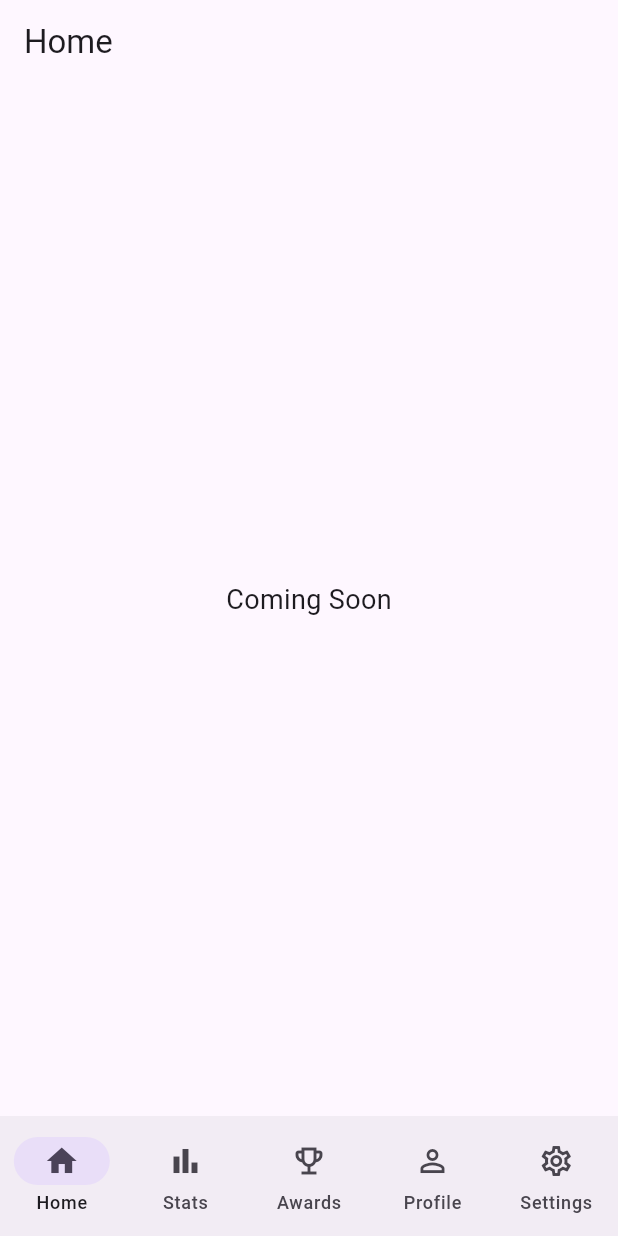
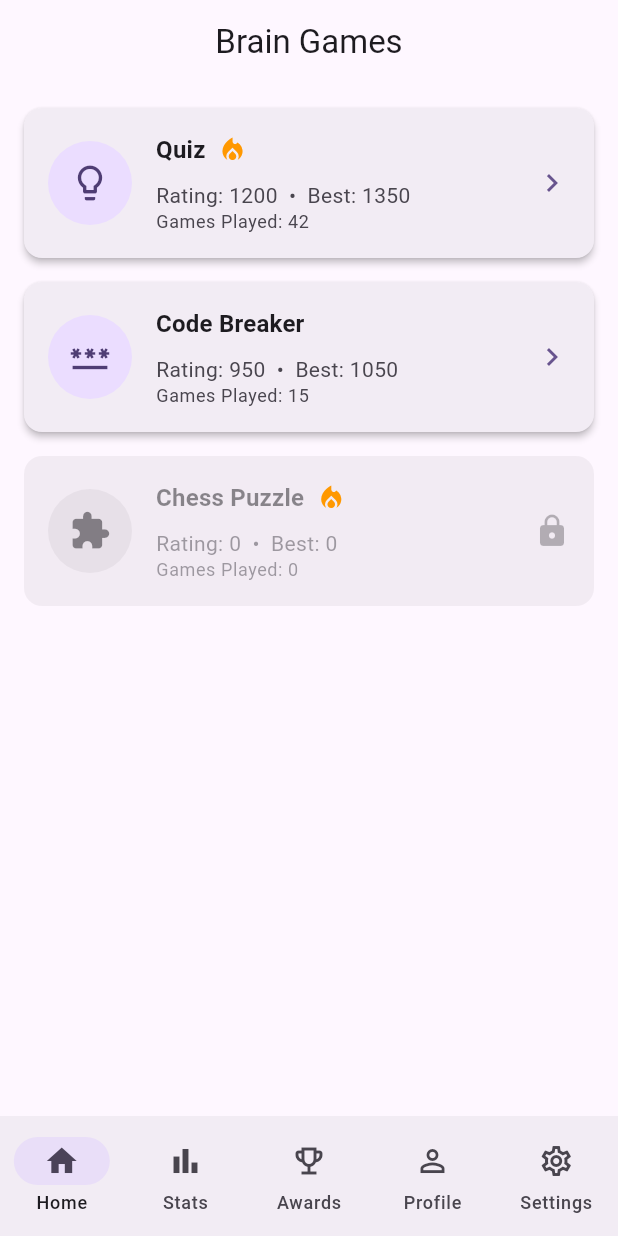
Before and after one commit to rmp7439/brain_games, a Flutter app: the screen it shows after launch, on a phone screen of 412 x 824 dp. Run offline on Flutter 3.47's test engine with Material 3 defaults, Android fonts, the phone set to English and light mode, and no system bars; our stand-ins replace flutter_riverpod, go_router.

Commit message:
added game provider

```diff
--- a/lib/core/router/app_router.dart
+++ b/lib/core/router/app_router.dart
@@ -28,6 +28,22 @@ final appRouterProvider = Provider<GoRouter>((ref) {
           StatefulShellBranch(routes: [GoRoute(path: '/settings', builder: (context, state) => const SettingsPage())]),
         ],
       ),
+      // Inline routes to prevent crashes without needing extra files
+      GoRoute(
+        path: '/quiz',
+        parentNavigatorKey: rootNavigatorKey,
+        builder: (context, state) => Scaffold(appBar: AppBar(title: const Text('Quiz'))),
+      ),
+      GoRoute(
+        path: '/code_breaker',
+        parentNavigatorKey: rootNavigatorKey,
+        builder: (context, state) => Scaffold(appBar: AppBar(title: const Text('Code Breaker'))),
+      ),
+      GoRoute(
+        path: '/chess_puzzle',
+        parentNavigatorKey: rootNavigatorKey,
+        builder: (context, state) => Scaffold(appBar: AppBar(title: const Text('Chess Puzzle'))),
+      ),
     ],
   );
 });
--- a/lib/features/home/home_page.dart
+++ b/lib/features/home/home_page.dart
@@ -1,14 +1,32 @@
 import 'package:flutter/material.dart';
+import 'package:flutter_riverpod/flutter_riverpod.dart';
+import 'package:go_router/go_router.dart';
 
-class HomePage extends StatelessWidget {
+import '../../shared/widgets/game_card.dart';
+import 'providers/games_provider.dart';
+
+class HomePage extends ConsumerWidget {
   const HomePage({super.key});
 
   @override
-  Widget build(BuildContext context) {
+  Widget build(BuildContext context, WidgetRef ref) {
+    final games = ref.watch(gamesProvider);
+
     return Scaffold(
-      appBar: AppBar(title: const Text('Home')),
-      body: const Center(
-        child: Text('Coming Soon', style: TextStyle(fontSize: 18)),
+      appBar: AppBar(
+        title: const Text('Brain Games'),
+        centerTitle: true,
+      ),
+      body: ListView.builder(
+        padding: const EdgeInsets.symmetric(vertical: 8.0),
+        itemCount: games.length,
+        itemBuilder: (context, index) {
+          final game = games[index];
+          return GameCard(
+            game: game,
+            onTap: () => context.go(game.routePath),
+          );
+        },
       ),
     );
   }
--- /dev/null
+++ b/lib/features/home/providers/games_provider.dart
@@ -0,0 +1,42 @@
+import 'package:flutter/material.dart';
+import 'package:flutter_riverpod/flutter_riverpod.dart';
+
+import '../../../shared/models/game_model.dart';
+
+final gamesProvider = Provider<List<GameModel>>((ref) {
+  return const [
+    GameModel(
+      id: 'quiz',
+      name: 'Quiz',
+      icon: Icons.lightbulb_outline,
+      currentRating: 1200,
+      bestRating: 1350,
+      gamesPlayed: 42,
+      hasDailyChallenge: true,
+      isUnlocked: true,
+      routePath: '/quiz',
+    ),
+    GameModel(
+      id: 'code_breaker',
+      name: 'Code Breaker',
+      icon: Icons.password,
+      currentRating: 950,
+      bestRating: 1050,
+      gamesPlayed: 15,
+      hasDailyChallenge: false,
+      isUnlocked: true,
+      routePath: '/code_breaker',
+    ),
+    GameModel(
+      id: 'chess_puzzle',
+      name: 'Chess Puzzle',
+      icon: Icons.extension,
+      currentRating: 0,
+      bestRating: 0,
+      gamesPlayed: 0,
+      hasDailyChallenge: true,
+      isUnlocked: false,
+      routePath: '/chess_puzzle',
+    ),
+  ];
+});
--- /dev/null
+++ b/lib/shared/models/game_model.dart
@@ -0,0 +1,25 @@
+import 'package:flutter/material.dart';
+
+class GameModel {
+  final String id;
+  final String name;
+  final IconData icon;
+  final int currentRating;
+  final int bestRating;
+  final int gamesPlayed;
+  final bool hasDailyChallenge;
+  final bool isUnlocked;
+  final String routePath;
+
+  const GameModel({
+    required this.id,
+    required this.name,
+    required this.icon,
+    required this.currentRating,
+    required this.bestRating,
+    required this.gamesPlayed,
+    required this.hasDailyChallenge,
+    required this.isUnlocked,
+    required this.routePath,
+  });
+}
--- /dev/null
+++ b/lib/shared/widgets/game_card.dart
@@ -0,0 +1,96 @@
+import 'package:flutter/material.dart';
+
+import '../models/game_model.dart';
+
+class GameCard extends StatelessWidget {
+  final GameModel game;
+  final VoidCallback onTap;
+
+  const GameCard({
+    super.key,
+    required this.game,
+    required this.onTap,
+  });
+
+  @override
+  Widget build(BuildContext context) {
+    final theme = Theme.of(context);
+    final colorScheme = theme.colorScheme;
+    final isLocked = !game.isUnlocked;
+
+    return Card(
+      margin: const EdgeInsets.symmetric(horizontal: 16.0, vertical: 8.0),
+      elevation: isLocked ? 0 : 2,
+      color: isLocked ? colorScheme.surfaceContainerHighest.withOpacity(0.5) : colorScheme.surfaceContainer,
+      clipBehavior: Clip.antiAlias,
+      child: InkWell(
+        onTap: isLocked ? null : onTap,
+        child: Padding(
+          padding: const EdgeInsets.all(16.0),
+          child: Row(
+            children: [
+              _buildIcon(colorScheme, isLocked),
+              const SizedBox(width: 16.0),
+              Expanded(
+                child: Column(
+                  crossAxisAlignment: CrossAxisAlignment.start,
+                  children: [
+                    Row(
+                      children: [
+                        Text(
+                          game.name,
+                          style: theme.textTheme.titleMedium?.copyWith(
+                            fontWeight: FontWeight.bold,
+                            color: isLocked ? colorScheme.onSurface.withOpacity(0.5) : colorScheme.onSurface,
+                          ),
+                        ),
+                        if (game.hasDailyChallenge) ...[
+                          const SizedBox(width: 8.0),
+                          const Icon(Icons.local_fire_department, color: Colors.orange, size: 20.0),
+                        ],
+                      ],
+                    ),
+                    const SizedBox(height: 8.0),
+                    Text(
+                      'Rating: ${game.currentRating}  •  Best: ${game.bestRating}',
+                      style: theme.textTheme.bodyMedium?.copyWith(
+                        color: isLocked ? colorScheme.onSurfaceVariant.withOpacity(0.5) : colorScheme.onSurfaceVariant,
+                      ),
+                    ),
+                    Text(
+                      'Games Played: ${game.gamesPlayed}',
+                      style: theme.textTheme.bodySmall?.copyWith(
+                        color: isLocked ? colorScheme.onSurfaceVariant.withOpacity(0.5) : colorScheme.onSurfaceVariant,
+                      ),
+                    ),
+                  ],
+                ),
+              ),
+              const SizedBox(width: 16.0),
+              Icon(
+                isLocked ? Icons.lock : Icons.chevron_right,
+                color: isLocked ? colorScheme.onSurface.withOpacity(0.3) : colorScheme.primary,
+              ),
+            ],
+          ),
+        ),
+      ),
+    );
+  }
+
+  Widget _buildIcon(ColorScheme colorScheme, bool isLocked) {
+    return Container(
+      width: 56.0,
+      height: 56.0,
+      decoration: BoxDecoration(
+        color: isLocked ? colorScheme.surfaceContainerHighest : colorScheme.primaryContainer,
+        shape: BoxShape.circle,
+      ),
+      child: Icon(
+        game.icon,
+        size: 28.0,
+        color: isLocked ? colorScheme.onSurface.withOpacity(0.5) : colorScheme.onPrimaryContainer,
+      ),
+    );
+  }
+}
```
